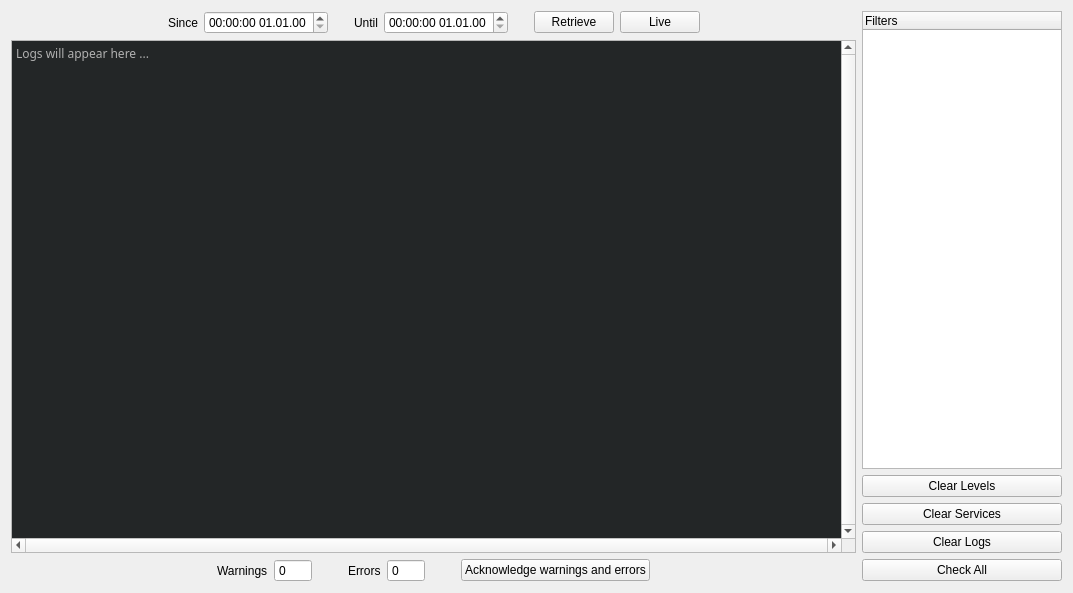
Old version of the form assets/uis/logs.ui in the repository janis-hag/kalao-ics.
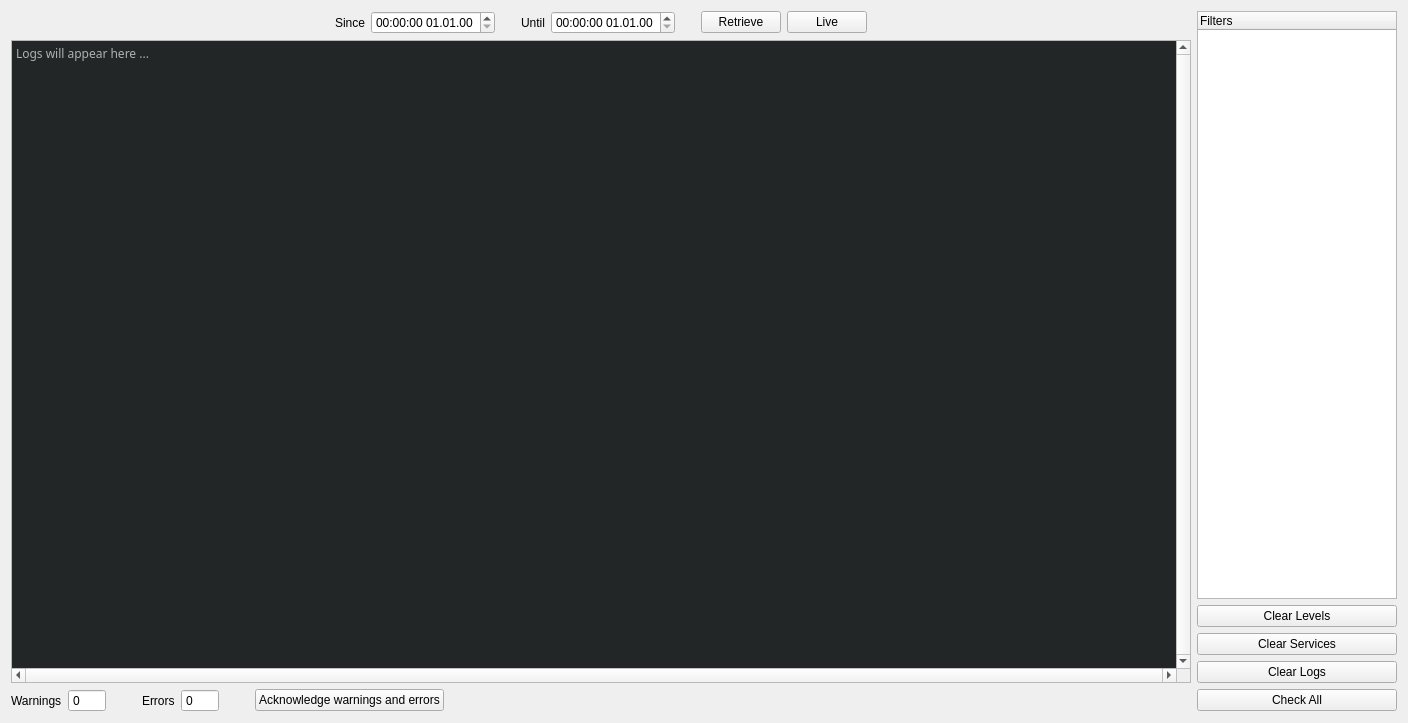
New version of the form. Icons and pictures are not drawn. Custom widgets are drawn as their Qt base class.

Diff of the .ui file:
```diff
--- a/assets/uis/logs.ui
+++ b/assets/uis/logs.ui
@@ -6,8 +6,8 @@
    <rect>
     <x>0</x>
     <y>0</y>
-    <width>1073</width>
-    <height>593</height>
+    <width>1408</width>
+    <height>723</height>
    </rect>
   </property>
   <property name="windowTitle">
@@ -60,19 +60,6 @@
    </item>
    <item row="5" column="0">
     <layout class="QHBoxLayout" name="total_layout">
-     <item>
-      <spacer name="horizontalSpacer">
-       <property name="orientation">
-        <enum>Qt::Orientation::Horizontal</enum>
-       </property>
-       <property name="sizeHint" stdset="0">
-        <size>
-         <width>40</width>
-         <height>20</height>
-        </size>
-       </property>
-      </spacer>
-     </item>
      <item>
       <widget class="QLabel" name="warnings_label">
        <property name="text">
@@ -428,6 +415,11 @@
   </layout>
  </widget>
  <customwidgets>
+  <customwidget>
+   <class>FindPart</class>
+   <extends>QWidget</extends>
+   <header>kalao.guis.utils.parts</header>
+  </customwidget>
   <customwidget>
    <class>KDateTimeEdit</class>
    <extends>QDateTimeEdit</extends>
```
Left out of the diff: 3 changed lines with no effect on the pictures.
